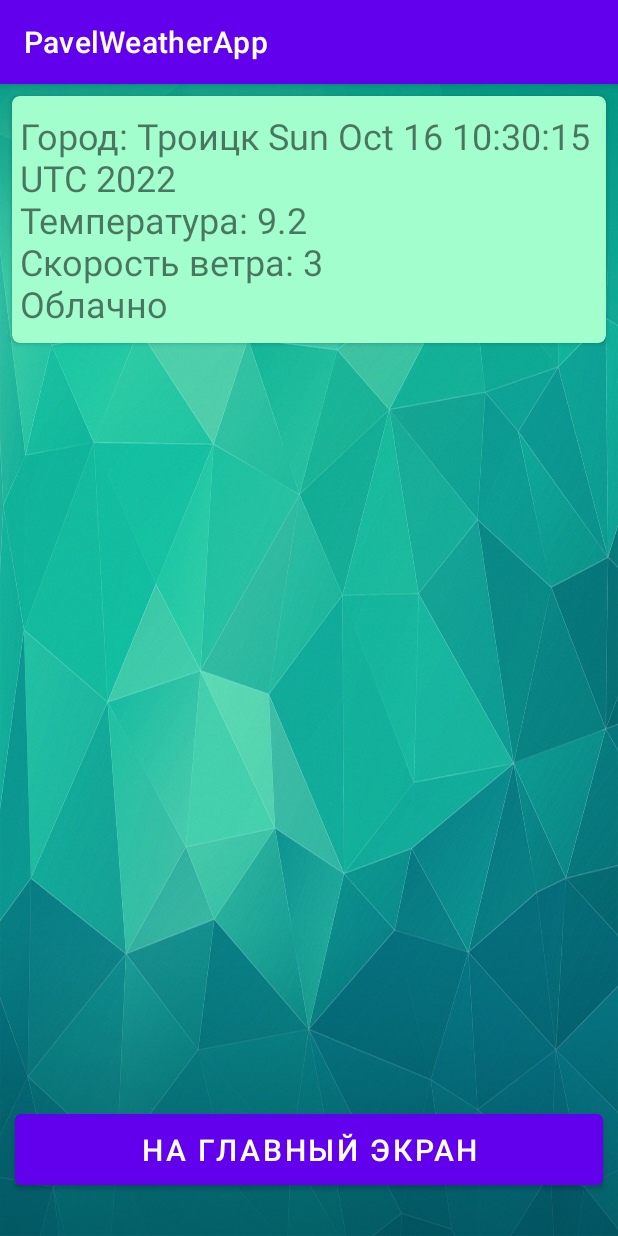
After one commit to PavelPonomarchuk/PavelWeatherApp, an Android app: the ShowHistoryActivity screen opened directly, with no data from a screen before it, on a phone screen of 412 x 824 dp. The commit adds this screen. Run offline under Robolectric (Android 15) with nearby library versions, the phone set to English and light mode, and no system bars.

Commit message:
Add show history activity

```diff
--- a/app/src/main/AndroidManifest.xml
+++ b/app/src/main/AndroidManifest.xml
@@ -14,6 +14,13 @@
         android:supportsRtl="true"
         android:theme="@style/Theme.PavelWeatherApp"
         tools:targetApi="31">
+        <activity
+            android:name=".ShowHistoryActivity"
+            android:exported="false">
+            <meta-data
+                android:name="android.app.lib_name"
+                android:value="" />
+        </activity>
         <activity
             android:name=".ShowLocationsActivity"
             android:exported="false">
--- a/app/src/main/java/ru/ponomarchukpn/pavelweatherapp/Location.java
+++ b/app/src/main/java/ru/ponomarchukpn/pavelweatherapp/Location.java
@@ -1,8 +1,8 @@
 package ru.ponomarchukpn.pavelweatherapp;
 
 public class Location {
-    private int id;
-    private String name;
+    private final int id;
+    private final String name;
 
     public Location(int id, String name) {
         this.id = id;
@@ -16,8 +16,4 @@ public class Location {
     public String getName() {
         return name;
     }
-
-    public void setName(String name) {
-        this.name = name;
-    }
 }
--- a/app/src/main/java/ru/ponomarchukpn/pavelweatherapp/MainActivity.java
+++ b/app/src/main/java/ru/ponomarchukpn/pavelweatherapp/MainActivity.java
@@ -58,5 +58,10 @@ public class MainActivity extends AppCompatActivity {
             Intent intent = new Intent(MainActivity.this, ShowLocationsActivity.class);
             startActivity(intent);
         });
+
+        btnShowHistory.setOnClickListener(view -> {
+            Intent intent = new Intent(MainActivity.this, ShowHistoryActivity.class);
+            startActivity(intent);
+        });
     }
 }
--- /dev/null
+++ b/app/src/main/java/ru/ponomarchukpn/pavelweatherapp/ShowHistoryActivity.java
@@ -0,0 +1,44 @@
+package ru.ponomarchukpn.pavelweatherapp;
+
+import androidx.appcompat.app.AppCompatActivity;
+import androidx.recyclerview.widget.LinearLayoutManager;
+import androidx.recyclerview.widget.RecyclerView;
+
+import android.content.Intent;
+import android.os.Bundle;
+import android.view.View;
+import android.widget.Button;
+
+import java.util.ArrayList;
+import java.util.Date;
+
+public class ShowHistoryActivity extends AppCompatActivity {
+    private final ArrayList<WeatherData> weatherDataList = new ArrayList<>();
+    private WeatherDataAdapter adapter;
+
+    private RecyclerView recyclerViewHistory;
+    private Button btnGoToMain;
+
+    @Override
+    protected void onCreate(Bundle savedInstanceState) {
+        super.onCreate(savedInstanceState);
+        setContentView(R.layout.activity_show_history);
+        recyclerViewHistory = findViewById(R.id.recyclerViewHistory);
+        btnGoToMain = findViewById(R.id.buttonToMainFromHistory);
+
+        //test data
+        WeatherData data = new WeatherData(0, "Троицк", new Date(), "9.2", "3", "Облачно");
+        weatherDataList.add(data);
+        //end
+
+        adapter = new WeatherDataAdapter(weatherDataList);
+        recyclerViewHistory.setLayoutManager(new LinearLayoutManager(this));
+        recyclerViewHistory.setAdapter(adapter);
+
+        btnGoToMain.setOnClickListener(view -> {
+            Intent intent = new Intent(ShowHistoryActivity.this, MainActivity.class);
+            startActivity(intent);
+        });
+
+    }
+}
--- /dev/null
+++ b/app/src/main/java/ru/ponomarchukpn/pavelweatherapp/WeatherData.java
@@ -0,0 +1,45 @@
+package ru.ponomarchukpn.pavelweatherapp;
+
+import java.util.Date;
+
+public class WeatherData {
+    private final int id;
+    private final String location;
+    private final Date date;
+    private final String temperature;
+    private final String windSpeed;
+    private final String description;
+
+    public WeatherData(int id, String location, Date date, String temperature, String windSpeed, String description) {
+        this.id = id;
+        this.location = location;
+        this.date = date;
+        this.temperature = temperature;
+        this.windSpeed = windSpeed;
+        this.description = description;
+    }
+
+    public int getId() {
+        return id;
+    }
+
+    public String getLocation() {
+        return location;
+    }
+
+    public Date getDate() {
+        return date;
+    }
+
+    public String getTemperature() {
+        return temperature;
+    }
+
+    public String getWindSpeed() {
+        return windSpeed;
+    }
+
+    public String getDescription() {
+        return description;
+    }
+}
--- /dev/null
+++ b/app/src/main/java/ru/ponomarchukpn/pavelweatherapp/WeatherDataAdapter.java
@@ -0,0 +1,50 @@
+package ru.ponomarchukpn.pavelweatherapp;
+
+import android.view.LayoutInflater;
+import android.view.View;
+import android.view.ViewGroup;
+import android.widget.TextView;
+
+import androidx.annotation.NonNull;
+import androidx.recyclerview.widget.RecyclerView;
+
+import java.util.ArrayList;
+
+public class WeatherDataAdapter extends RecyclerView.Adapter<WeatherDataAdapter.HistoryViewHolder> {
+    private final ArrayList<WeatherData> weatherDataList;
+
+    public WeatherDataAdapter(ArrayList<WeatherData> weatherDataList) {
+        this.weatherDataList = weatherDataList;
+    }
+
+    @NonNull
+    @Override
+    public HistoryViewHolder onCreateViewHolder(@NonNull ViewGroup parent, int viewType) {
+        View view = LayoutInflater.from(parent.getContext()).inflate(R.layout.history_item, parent, false);
+        return new HistoryViewHolder(view);
+    }
+
+    @Override
+    public void onBindViewHolder(@NonNull HistoryViewHolder holder, int position) {
+        WeatherData data = weatherDataList.get(position);
+        String text = "Город: " + data.getLocation() + " " + data.getDate().toString() + "\n" +
+                "Температура: " + data.getTemperature() + "\n" +
+                "Скорость ветра: " + data.getWindSpeed() + "\n" + data.getDescription();
+        holder.textViewWeatherItem.setText(text);
+    }
+
+    @Override
+    public int getItemCount() {
+        return weatherDataList.size();
+    }
+
+    class HistoryViewHolder extends RecyclerView.ViewHolder {
+        private final TextView textViewWeatherItem;
+
+        public HistoryViewHolder(@NonNull View itemView) {
+            super(itemView);
+            textViewWeatherItem = itemView.findViewById(R.id.textViewWeatherItem);
+            //зачем? )))
+        }
+    }
+}
--- /dev/null
+++ b/app/src/main/res/layout/activity_show_history.xml
@@ -0,0 +1,41 @@
+<?xml version="1.0" encoding="utf-8"?>
+<androidx.constraintlayout.widget.ConstraintLayout xmlns:android="http://schemas.android.com/apk/res/android"
+    xmlns:app="http://schemas.android.com/apk/res-auto"
+    xmlns:tools="http://schemas.android.com/tools"
+    android:layout_width="match_parent"
+    android:layout_height="match_parent"
+    tools:context=".ShowHistoryActivity"
+    android:background="@drawable/background">
+
+    <androidx.recyclerview.widget.RecyclerView
+        android:id="@+id/recyclerViewHistory"
+        android:layout_width="0dp"
+        android:layout_height="0dp"
+        app:layout_constraintBottom_toTopOf="@id/guideline6"
+        app:layout_constraintEnd_toEndOf="parent"
+        app:layout_constraintStart_toStartOf="parent"
+        app:layout_constraintTop_toTopOf="parent" />
+
+    <androidx.constraintlayout.widget.Guideline
+        android:id="@+id/guideline6"
+        android:layout_width="wrap_content"
+        android:layout_height="wrap_content"
+        android:orientation="horizontal"
+        app:layout_constraintGuide_percent="0.85" />
+
+    <Button
+        android:id="@+id/buttonToMainFromHistory"
+        android:layout_width="0dp"
+        android:layout_height="wrap_content"
+        android:layout_marginLeft="10dp"
+        android:layout_marginRight="10dp"
+        android:paddingTop="10dp"
+        android:paddingBottom="10dp"
+        android:text="@string/btn_go_to_main"
+        android:textSize="20sp"
+        app:layout_constraintBottom_toBottomOf="parent"
+        app:layout_constraintEnd_toEndOf="parent"
+        app:layout_constraintStart_toStartOf="parent"
+        app:layout_constraintTop_toBottomOf="@+id/guideline6" />
+
+</androidx.constraintlayout.widget.ConstraintLayout>
--- /dev/null
+++ b/app/src/main/res/layout/history_item.xml
@@ -0,0 +1,29 @@
+<?xml version="1.0" encoding="utf-8"?>
+<androidx.cardview.widget.CardView xmlns:android="http://schemas.android.com/apk/res/android"
+    xmlns:app="http://schemas.android.com/apk/res-auto"
+    xmlns:tools="http://schemas.android.com/tools"
+    android:layout_width="match_parent"
+    android:layout_height="wrap_content"
+    android:layout_margin="8dp"
+    app:cardCornerRadius="5dp"
+    app:cardBackgroundColor="@color/very_light_green">
+
+    <androidx.constraintlayout.widget.ConstraintLayout
+        android:layout_width="match_parent"
+        android:layout_height="wrap_content"
+        android:layout_marginTop="10dp"
+        android:layout_marginBottom="10dp">
+
+        <TextView
+            android:id="@+id/textViewWeatherItem"
+            android:layout_width="wrap_content"
+            android:layout_height="wrap_content"
+            android:layout_marginLeft="10dp"
+            android:textSize="24sp"
+            android:text="Город: Челябинск, 16.10.22 13:19 \n Температура: \n Ветер: \nОблачно"
+            app:layout_constraintStart_toStartOf="parent"
+            app:layout_constraintEnd_toEndOf="parent"
+            app:layout_constraintTop_toTopOf="parent"
+            app:layout_constraintBottom_toBottomOf="parent"/>
+    </androidx.constraintlayout.widget.ConstraintLayout>
+</androidx.cardview.widget.CardView>
```
